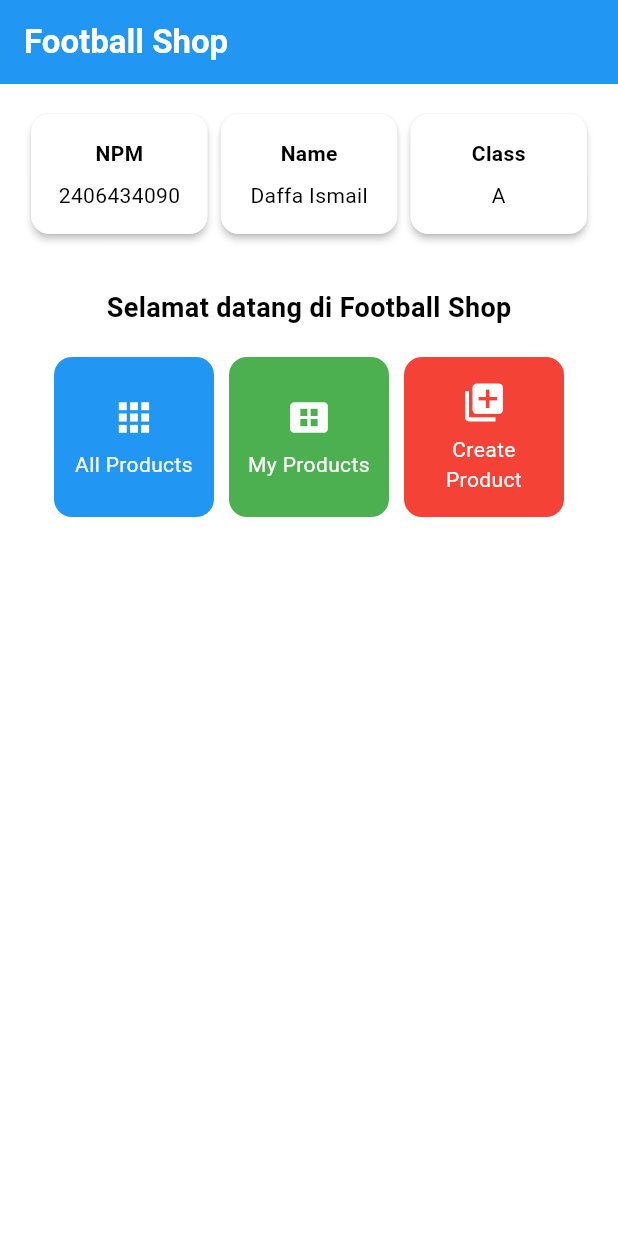
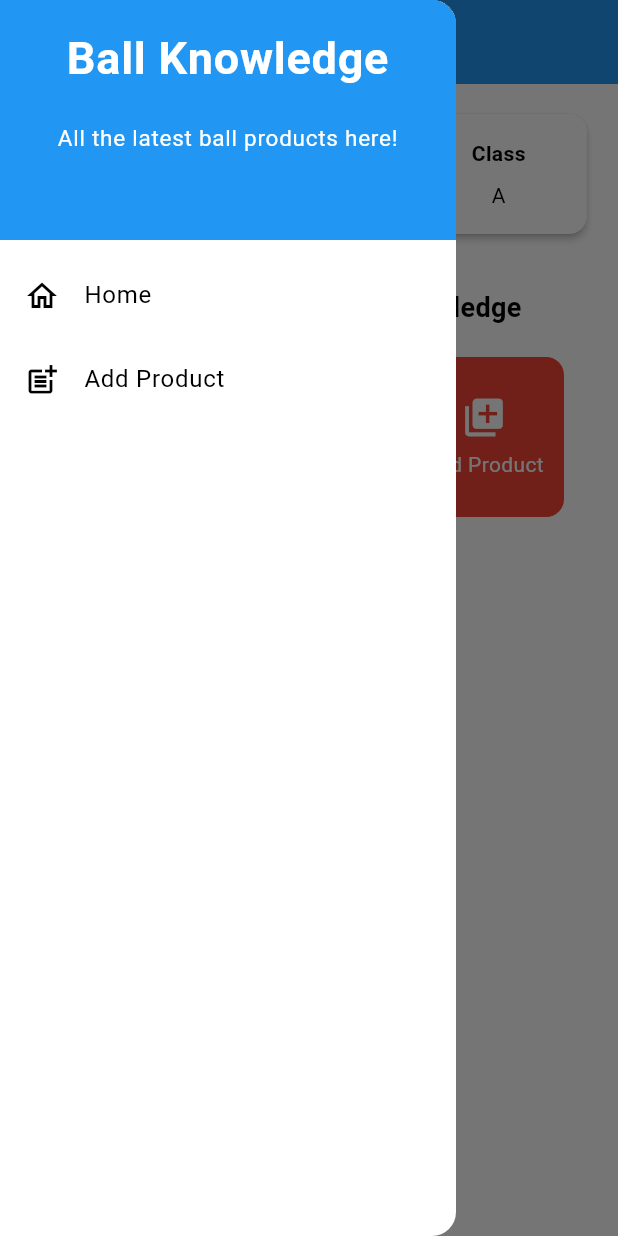
Before and after one commit to dfi06/ball-knowledge-mobile, a Flutter app: the screen it shows after launch, with the side drawer open (before the commit the screen has no drawer), on a phone screen of 412 x 824 dp. Run offline on Flutter 3.47's test engine with Material 3 defaults, Android fonts, the phone set to English and light mode, and no system bars.

Commit message:
Tugas 8 selesai

```diff
--- a/lib/main.dart
+++ b/lib/main.dart
@@ -1,5 +1,5 @@
 import 'package:flutter/material.dart';
-import 'package:ball_knowledge/menu.dart';
+import 'package:ball_knowledge/screens/menu.dart';
 
 void main() {
   runApp(const MyApp());
--- a/lib/menu.dart
+++ b/lib/screens/menu.dart
@@ -1,4 +1,6 @@
 import 'package:flutter/material.dart';
+import 'package:ball_knowledge/widgets/left_drawer.dart';
+import 'package:ball_knowledge/widgets/product_card.dart';
 
 class MyHomePage extends StatelessWidget {
   MyHomePage({super.key});
@@ -10,7 +12,7 @@
   final List<ItemHomepage> items = [
     ItemHomepage("All Products", Icons.apps, color: Colors.blue),
     ItemHomepage("My Products", Icons.view_cozy, color: Colors.green),
-    ItemHomepage("Create Product", Icons.library_add, color: Colors.red),
+    ItemHomepage("Add Product", Icons.library_add, color: Colors.red),
   ];
 
   @override
@@ -19,14 +21,15 @@
     return Scaffold(
       // AppBar adalah bagian atas halaman yang menampilkan judul.
       appBar: AppBar(
-        // Judul aplikasi "Football SHop" dengan teks putih dan tebal.
+        // Judul aplikasi "Ball Knowledge" dengan teks putih dan tebal.
         title: const Text(
-          'Football Shop',
+          'Ball Knowledge',
           style: TextStyle(color: Colors.white, fontWeight: FontWeight.bold),
         ),
         // Warna latar belakang AppBar diambil dari skema warna tema aplikasi.
         backgroundColor: Theme.of(context).colorScheme.primary,
       ),
+      drawer: LeftDrawer(),
       // Body halaman dengan padding di sekelilingnya.
       body: Padding(
         padding: const EdgeInsets.all(16.0),
@@ -56,7 +59,7 @@
                   const Padding(
                     padding: EdgeInsets.only(top: 16.0),
                     child: Text(
-                      'Selamat datang di Football Shop',
+                      'Selamat datang di Ball Knowledge',
                       style: TextStyle(
                         fontWeight: FontWeight.bold,
                         fontSize: 18.0,
@@ -128,54 +131,3 @@
 
   ItemHomepage(this.name, this.icon, {this.color = Colors.blue});
 }
-
-class ItemCard extends StatelessWidget {
-  // Menampilkan kartu dengan ikon dan nama.
-
-  final ItemHomepage item;
-
-  const ItemCard(this.item, {super.key});
-
-  @override
-  Widget build(BuildContext context) {
-    return Material(
-      // Menentukan warna latar belakang dari tema aplikasi.
-      color: item.color,
-      // Membuat sudut kartu melengkung.
-      borderRadius: BorderRadius.circular(12),
-
-      child: InkWell(
-        // Aksi ketika kartu ditekan.
-        onTap: () {
-          // Menampilkan pesan SnackBar saat kartu ditekan.
-          ScaffoldMessenger.of(context)
-            ..hideCurrentSnackBar()
-            ..showSnackBar(
-              SnackBar(
-                content: Text("Kamu telah menekan tombol ${item.name}!"),
-              ),
-            );
-        },
-        // Container untuk menyimpan Icon dan Text
-        child: Container(
-          padding: const EdgeInsets.all(8),
-          child: Center(
-            child: Column(
-              // Menyusun ikon dan teks di tengah kartu.
-              mainAxisAlignment: MainAxisAlignment.center,
-              children: [
-                Icon(item.icon, color: Colors.white, size: 30.0),
-                const Padding(padding: EdgeInsets.all(3)),
-                Text(
-                  item.name,
-                  textAlign: TextAlign.center,
-                  style: const TextStyle(color: Colors.white),
-                ),
-              ],
-            ),
-          ),
-        ),
-      ),
-    );
-  }
-}
--- /dev/null
+++ b/lib/widgets/left_drawer.dart
@@ -0,0 +1,65 @@
+import 'package:flutter/material.dart';
+import 'package:ball_knowledge/screens/menu.dart';
+import 'package:ball_knowledge/screens/productlist_form.dart';
+
+class LeftDrawer extends StatelessWidget {
+  const LeftDrawer({super.key});
+
+  @override
+  Widget build(BuildContext context) {
+    return Drawer(
+      child: ListView(
+        children: [
+          const DrawerHeader(
+            decoration: BoxDecoration(color: Colors.blue),
+            child: Column(
+              children: [
+                Text(
+                  'Ball Knowledge',
+                  textAlign: TextAlign.center,
+                  style: TextStyle(
+                    fontSize: 30,
+                    fontWeight: FontWeight.bold,
+                    color: Colors.white,
+                  ),
+                ),
+                Padding(padding: EdgeInsets.all(10)),
+                Text(
+                  "All the latest ball products here!",
+                  textAlign: TextAlign.center,
+                  style: TextStyle(
+                    fontSize: 15,
+                    fontWeight: FontWeight.normal,
+                    color: Colors.white,
+                  ),
+                ),
+              ],
+            ),
+          ),
+          ListTile(
+            leading: const Icon(Icons.home_outlined),
+            title: const Text('Home'),
+            // Redirect to MyHomePage
+            onTap: () {
+              Navigator.pushReplacement(
+                context,
+                MaterialPageRoute(builder: (context) => MyHomePage()),
+              );
+            },
+          ),
+          ListTile(
+            leading: const Icon(Icons.post_add),
+            title: const Text('Add Product'),
+            // Redirect to ProductFormPage
+            onTap: () {
+              Navigator.pushReplacement(
+                context,
+                MaterialPageRoute(builder: (context) => ProductFormPage()),
+              );
+            },
+          ),
+        ],
+      ),
+    );
+  }
+}
--- /dev/null
+++ b/lib/widgets/product_card.dart
@@ -0,0 +1,62 @@
+import 'package:flutter/material.dart';
+import 'package:ball_knowledge/screens/productlist_form.dart';
+import 'package:ball_knowledge/screens/menu.dart';
+
+class ItemCard extends StatelessWidget {
+  // Menampilkan kartu dengan ikon dan nama.
+
+  final ItemHomepage item;
+
+  const ItemCard(this.item, {super.key});
+
+  @override
+  Widget build(BuildContext context) {
+    return Material(
+      // Menentukan warna latar belakang dari tema aplikasi.
+      color: item.color,
+      // Membuat sudut kartu melengkung.
+      borderRadius: BorderRadius.circular(12),
+
+      child: InkWell(
+        // Aksi ketika kartu ditekan.
+        onTap: () {
+          // Menampilkan pesan SnackBar saat kartu ditekan.
+          ScaffoldMessenger.of(context)
+            ..hideCurrentSnackBar()
+            ..showSnackBar(
+              SnackBar(
+                content: Text("Kamu telah menekan tombol ${item.name}!"),
+              ),
+            );
+          // Navigate to the appropriate route (depending on the button type)
+          // see routes in menu.dart's items array inside MyHomePage class
+          if (item.name == "Add Product") {
+            Navigator.push(
+              context,
+              MaterialPageRoute(builder: (context) => ProductFormPage()),
+            );
+          }
+        },
+        // Container untuk menyimpan Icon dan Text
+        child: Container(
+          padding: const EdgeInsets.all(8),
+          child: Center(
+            child: Column(
+              // Menyusun ikon dan teks di tengah kartu.
+              mainAxisAlignment: MainAxisAlignment.center,
+              children: [
+                Icon(item.icon, color: Colors.white, size: 30.0),
+                const Padding(padding: EdgeInsets.all(3)),
+                Text(
+                  item.name,
+                  textAlign: TextAlign.center,
+                  style: const TextStyle(color: Colors.white),
+                ),
+              ],
+            ),
+          ),
+        ),
+      ),
+    );
+  }
+}
```
Also changed, not shown: lib/screens/productlist_form.dart (added, +252 -0 lines), 1 other file.
